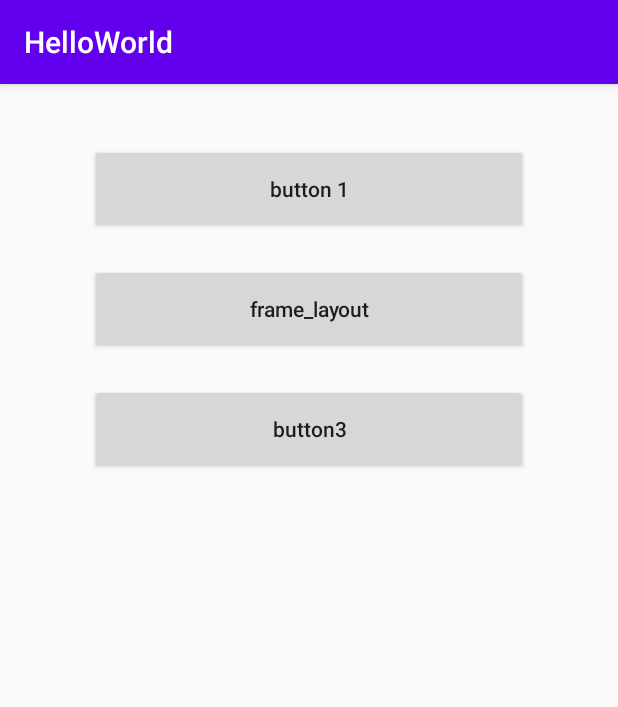
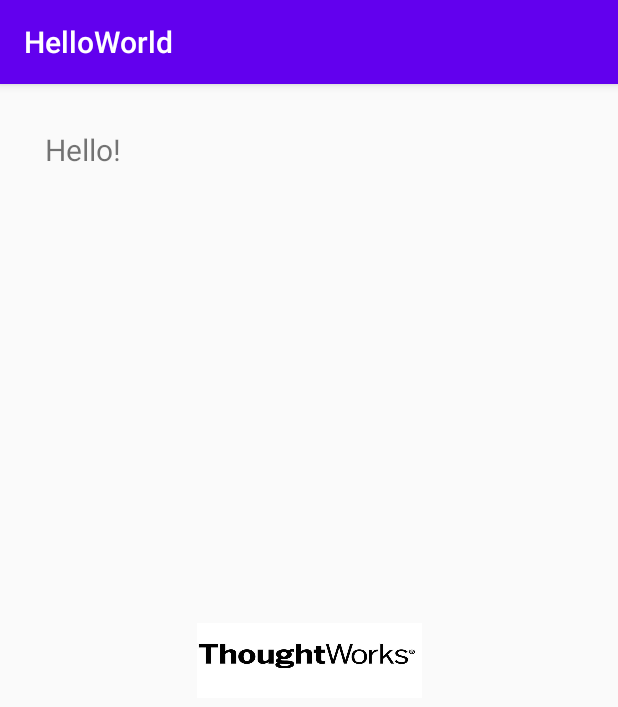
Before and after one commit to Summerdise/Android_01_Hello, an Android app: the screen it shows after launch (MainActivity before the commit, ConstraintActivity after it), on a phone screen of 412 x 824 dp. Shown: the top 707 px of the screen. Run offline under Robolectric (Android 15) with nearby library versions, the phone set to English and light mode, and no system bars.

Commit message:
create new constraint layout

```diff
--- a/app/build.gradle
+++ b/app/build.gradle
@@ -22,6 +22,10 @@ android {
     }
 }
 
+repositories {
+    google()
+}
+
 dependencies {
     implementation fileTree(dir: "libs", include: ["*.jar"])
     implementation 'androidx.appcompat:appcompat:1.1.0'
@@ -29,5 +33,5 @@ dependencies {
     testImplementation 'junit:junit:4.12'
     androidTestImplementation 'androidx.test.ext:junit:1.1.1'
     androidTestImplementation 'androidx.test.espresso:espresso-core:3.2.0'
-
+    implementation "androidx.constraintlayout:constraintlayout:2.0.0-beta8"
 }
--- a/app/src/main/AndroidManifest.xml
+++ b/app/src/main/AndroidManifest.xml
@@ -9,12 +9,21 @@
         android:roundIcon="@mipmap/ic_launcher_round"
         android:supportsRtl="true"
         android:theme="@style/AppTheme">
+        <activity android:name=".ConstraintActivity">
+            <intent-filter>
+                <action android:name="android.intent.action.MAIN" />
+
+                <category android:name="android.intent.category.LAUNCHER" />
+            </intent-filter>
+        </activity>
         <activity android:name=".FrameActivity">
-<!--            <intent-filter>-->
-<!--                <action android:name="android.intent.action.MAIN" />-->
 
-<!--                <category android:name="android.intent.category.LAUNCHER" />-->
-<!--            </intent-filter>-->
+            <!-- <intent-filter> -->
+            <!-- <action android:name="android.intent.action.MAIN" /> -->
+
+
+            <!-- <category android:name="android.intent.category.LAUNCHER" /> -->
+            <!-- </intent-filter> -->
         </activity>
         <activity android:name=".MainActivity">
             <intent-filter>
--- /dev/null
+++ b/app/src/main/java/com/example/helloworld/ConstraintActivity.java
@@ -0,0 +1,14 @@
+package com.example.helloworld;
+
+import androidx.appcompat.app.AppCompatActivity;
+
+import android.os.Bundle;
+
+public class ConstraintActivity extends AppCompatActivity {
+
+    @Override
+    protected void onCreate(Bundle savedInstanceState) {
+        super.onCreate(savedInstanceState);
+        setContentView(R.layout.constraint_layout);
+    }
+}
--- /dev/null
+++ b/app/src/main/res/layout/constraint_layout.xml
@@ -0,0 +1,30 @@
+<?xml version="1.0" encoding="utf-8"?>
+<androidx.constraintlayout.widget.ConstraintLayout xmlns:android="http://schemas.android.com/apk/res/android"
+    xmlns:app="http://schemas.android.com/apk/res-auto"
+    xmlns:tools="http://schemas.android.com/tools"
+    android:layout_width="match_parent"
+    android:layout_height="match_parent"
+    tools:context=".ConstraintActivity">
+
+    <TextView
+        android:layout_width="wrap_content"
+        android:layout_height="wrap_content"
+        android:layout_marginStart="30dp"
+        android:layout_marginTop="30dp"
+        android:text="@string/ConstraintBackBtn"
+        android:textSize="20dp"
+        app:layout_constraintStart_toStartOf="parent"
+        app:layout_constraintTop_toTopOf="parent" />
+
+    <View
+        android:id="@+id/view"
+        android:layout_width="150dp"
+        android:layout_height="50dp"
+        android:background="@drawable/img"
+        app:layout_constraintBottom_toBottomOf="parent"
+        app:layout_constraintEnd_toEndOf="parent"
+        app:layout_constraintStart_toStartOf="parent"
+        app:layout_constraintTop_toTopOf="parent" />
+
+
+</androidx.constraintlayout.widget.ConstraintLayout>
--- a/app/src/main/res/values/strings.xml
+++ b/app/src/main/res/values/strings.xml
@@ -14,4 +14,5 @@
     <string name="button_8">button 8</string>
     <string name="button_9">button 9</string>
     <string name="button_10">button 10</string>
+    <string name="ConstraintBackBtn">Hello!</string>
 </resources>
```
Also changed, not shown: app/src/main/res/drawable/img.jpg (added), 1 other file.
